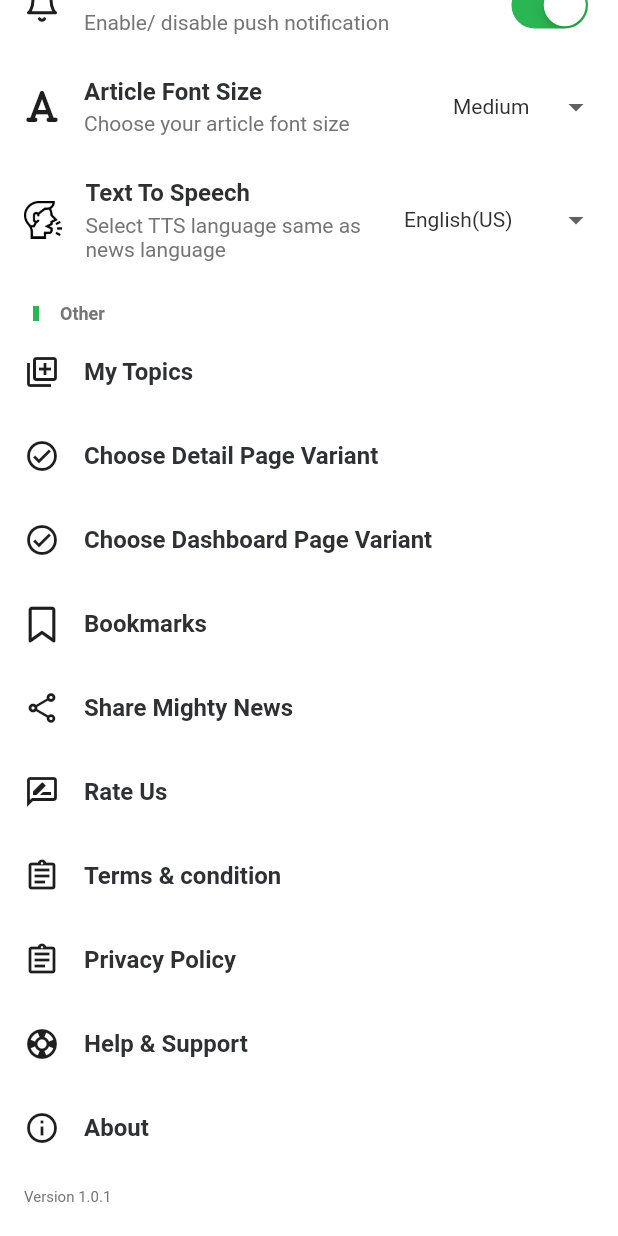
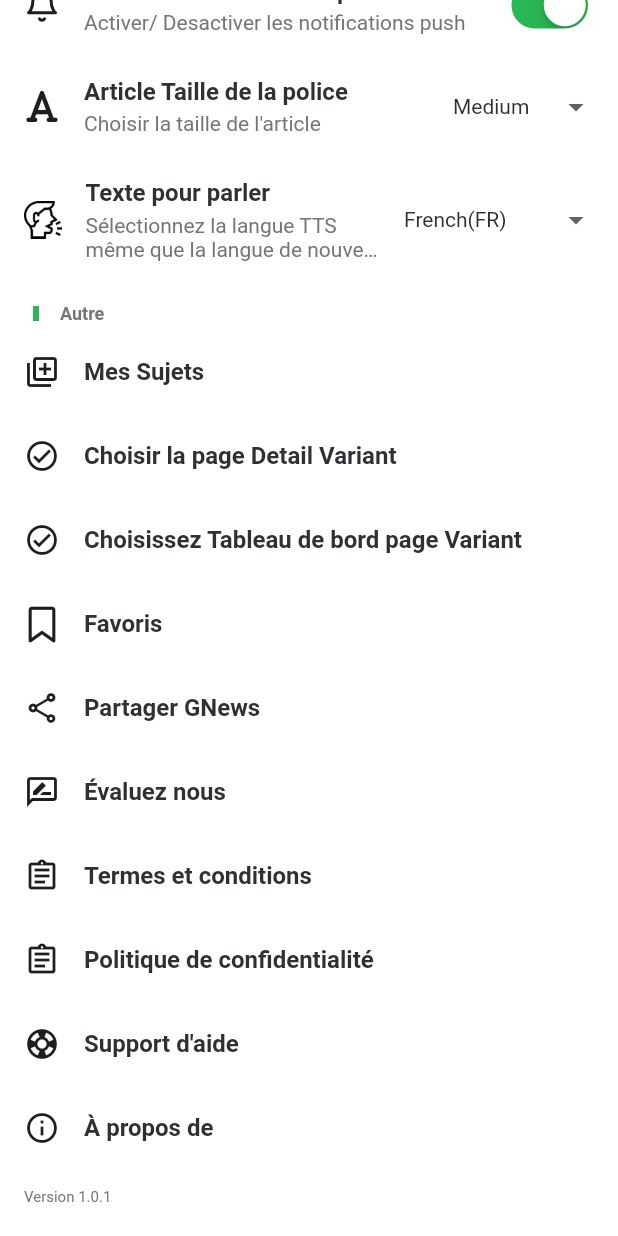
Before and after one commit to BorisGautier/GNews, a Flutter app: the ProfileFragment screen opened directly, scrolled down 297 dp, on a phone screen of 412 x 824 dp. Run offline on Flutter 3.47's test engine with Material 2 defaults, Android fonts, the phone set to English and light mode, and no system bars; drawn by our look-alikes of nb_utils; our stand-ins replace cached_network_image, country_code_picker, firebase_auth, firebase_core, firebase_crashlytics, firebase_remote_config and 18 more; missing offline and left inert: apple_sign_in, clippy_flutter, fading_edge_scrollview, onesignal_flutter; accounts and stored records are empty; generated files the repository leaves out were written again.

```diff
--- a/lang/en.json
+++ b/lang/en.json
@@ -31,12 +31,12 @@
   "sign_up_to_continue": "Sign up to continue using",
   "article_font_size": "Article Font Size",
   "related_news": "Related News",
-  "app_name": "Mighty News",
+  "app_name": "GNews",
   "walk_Title1": "Subscribe for updates",
   "walk_Title2": "Choose your category",
   "walk_Title3": "Daily Notifications",
-  "walk_SubTitle1": "Mighty News offers an awesome category filter option which will let you access what you are interested in straight away!",
-  "walk_SubTitle2": "Mighty News is a complete set of incredible, easily importable UI and get regular updates by subscribing to it!",
+  "walk_SubTitle1": "GNews offers an awesome category filter option which will let you access what you are interested in straight away!",
+  "walk_SubTitle2": "GNews is a complete set of incredible, easily importable UI and get regular updates by subscribing to it!",
   "walk_SubTitle3": "Notify your users with the latest news with a daily push notification feature. They are highly interactive and useful.",
   "skip": "SKIP",
   "next": "NEXT",
--- a/lib/screens/SplashScreen.dart
+++ b/lib/screens/SplashScreen.dart
@@ -112,7 +112,7 @@ class SplashScreenState extends State<SplashScreen> {
             children: [
               Image.asset('assets/logoNews.png', height: 120),
               SizedBox(
-                height: 15,
+                height: 25,
               ),
               Text(mAppName, style: boldTextStyle(size: 22)),
             ],
--- a/lib/utils/Constants.dart
+++ b/lib/utils/Constants.dart
@@ -41,8 +41,8 @@ const tokenStream = 'tokenStream';
 //endregion
 
 //region Configs
-const defaultLanguage = 'en';
-const defaultTTSLanguage = 'en-US';
+const defaultLanguage = 'fr';
+const defaultTTSLanguage = 'fr-FR';
 const postsPerPage = 15;
 const dashboard3ItemTwitterLine = 7;
 const enableSocialLogin = true;
```
Also changed, not shown: lib/main.dart (+21 -7 lines), lib/screens/WalkThroughScreen.dart (+56 -35 lines).
